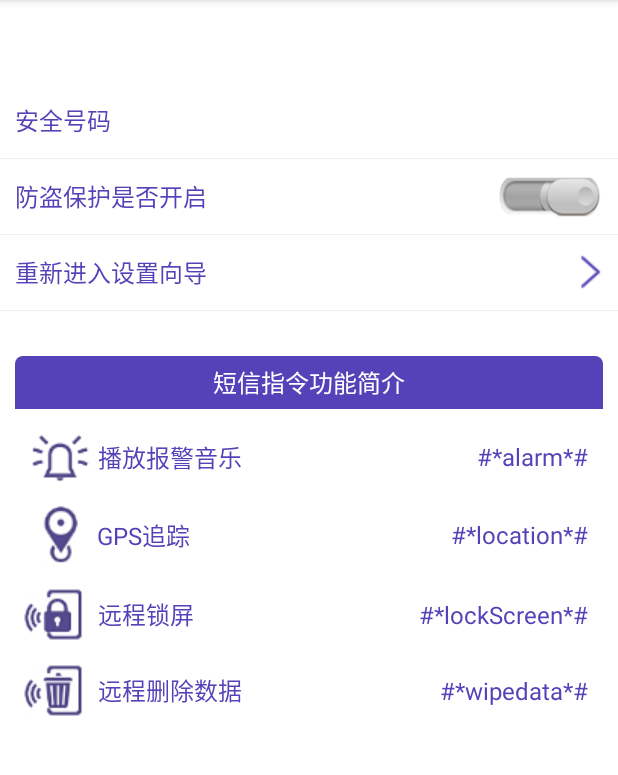
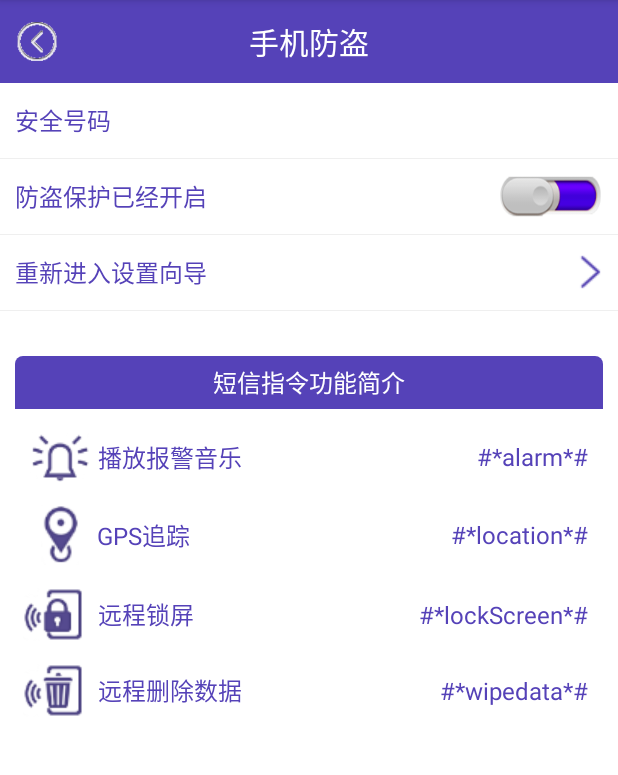
Before and after one commit to HengistLee1/MobileGuard, an Android app: the LostFindActivity screen opened directly, with no data from a screen before it, on a phone screen of 412 x 824 dp, the part 84-859 px from its top. Run offline under Robolectric (Android 15) with nearby library versions, the phone set to English and light mode, and no system bars; 3 statements that could not run were skipped.

Commit message:
手机防盗主界面和向导界面逻辑

```diff
--- a/app/src/main/java/cn/edu/gdmec/android/mobileguard/m2theftguard/LostFindActivity.java
+++ b/app/src/main/java/cn/edu/gdmec/android/mobileguard/m2theftguard/LostFindActivity.java
@@ -1,23 +1,97 @@
 package cn.edu.gdmec.android.mobileguard.m2theftguard;
 
 import android.content.Intent;
+import android.content.SharedPreferences;
 import android.support.v7.app.AppCompatActivity;
 import android.os.Bundle;
+import android.view.View;
+import android.widget.CompoundButton;
+import android.widget.ImageView;
+import android.widget.RelativeLayout;
+import android.widget.TextView;
+import android.widget.ToggleButton;
 
 import cn.edu.gdmec.android.mobileguard.R;
 
-public class LostFindActivity extends AppCompatActivity {
+public class LostFindActivity extends AppCompatActivity implements View.OnClickListener{
+    private TextView mSafePhoneTV;
+    private RelativeLayout mInterSetupRL;
+    private SharedPreferences mSharedPreferences;
+    private ToggleButton mToggleButton;
+    private TextView mProtectStatusTV;
 
     @Override
     protected void onCreate(Bundle savedInstanceState) {
         super.onCreate(savedInstanceState);
         setContentView(R.layout.activity_lost_find);
-        startSetUp1Activity();
+        mSharedPreferences = getSharedPreferences("config",MODE_PRIVATE);
+        if(!isSetup()) {
+            //如果没有进入过向导设置，则进入
+            startSetUp1Activity();
+        }
+        initView();
     }
 
+    private boolean isSetup(){
+        return mSharedPreferences.getBoolean("isSetUp",false);
+    }
+
+    private void initView(){
+        TextView mTitleTV = (TextView)findViewById(R.id.tv_title);
+        mTitleTV.setText("手机防盗");
+        ImageView mLeftImgv = (ImageView) findViewById(R.id.imgv_leftbtn);
+        mLeftImgv.setOnClickListener(this);
+        mLeftImgv.setImageResource(R.drawable.back);
+        findViewById(R.id.rl_titlebar).setBackgroundColor(
+                getResources().getColor(R.color.purple));
+        mSafePhoneTV = (TextView) findViewById(R.id.tv_safephone);
+        mSafePhoneTV.setText(mSharedPreferences.getString("safephone",""));
+        mToggleButton = (ToggleButton) findViewById(R.id.togglebtn_lostfind);
+        mInterSetupRL = (RelativeLayout) findViewById(R.id.rl_inter_setup_wizard);
+        mInterSetupRL.setOnClickListener(this);
+        mProtectStatusTV = (TextView) findViewById(R.id.tv_lostfind_protectstatus);
+
+        //查询手机防盗是否开启，默认为开启
+        boolean protecting = mSharedPreferences.getBoolean("protecting",true);
+        if(protecting){
+            mProtectStatusTV.setText("防盗保护已经开启");
+            mToggleButton.setChecked(true);
+        }else{
+            mProtectStatusTV.setText("防盗保护没有开启");
+            mToggleButton.setChecked(false);
+        }
+        mToggleButton.setOnCheckedChangeListener(new CompoundButton.OnCheckedChangeListener() {
+
+            @Override
+            public void onCheckedChanged(CompoundButton buttonView, boolean isChecked) {
+                if(isChecked){
+                    mProtectStatusTV.setText("防盗保护已经开启");
+                }else{
+                    mProtectStatusTV.setText("防盗保护没有开启");
+                }
+                SharedPreferences.Editor edit = mSharedPreferences.edit();
+                edit.putBoolean("protecting",isChecked);
+                edit.commit();
+            }
+        });
+
+    }
     public void startSetUp1Activity(){
         Intent intent = new Intent(LostFindActivity.this,Setup1Activity.class);
         startActivity(intent);
         finish();
     }
+
+    @Override
+    public void onClick(View v) {
+        switch (v.getId()){
+            case R.id.rl_inter_setup_wizard:
+                //重新进入设置向导
+                startSetUp1Activity();
+                break;
+            case R.id.imgv_leftbtn:
+                finish();
+                break;
+        }
+    }
 }
```
